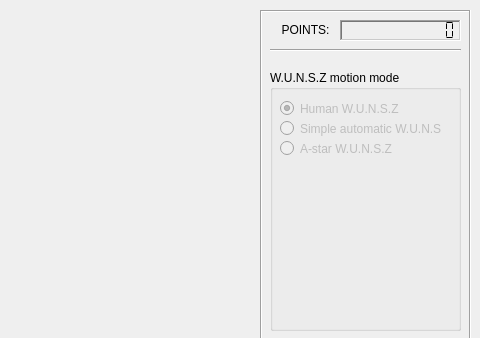
The window that mainwindow.ui (3elk4/W.U.N.S.Z.) describes before a commit, drawn with Qt 5; both pictures show x 410 to 890 and y 0 to 338 of the 890 by 430 pixel window.
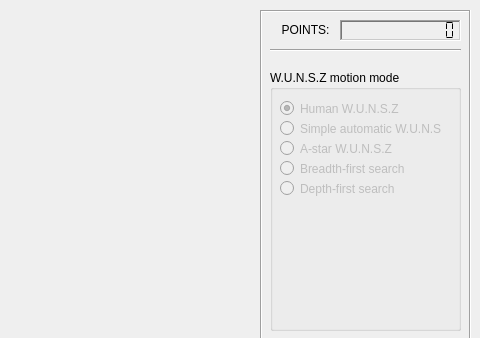
The same window after the commit.

```diff
--- a/mainwindow.ui
+++ b/mainwindow.ui
@@ -178,6 +178,44 @@
        <string>A-star W.U.N.S.Z</string>
       </property>
      </widget>
+     <widget class="QRadioButton" name="BFS">
+      <property name="enabled">
+       <bool>false</bool>
+      </property>
+      <property name="geometry">
+       <rect>
+        <x>10</x>
+        <y>90</y>
+        <width>171</width>
+        <height>17</height>
+       </rect>
+      </property>
+      <property name="focusPolicy">
+       <enum>Qt::ClickFocus</enum>
+      </property>
+      <property name="text">
+       <string>Breadth-first search</string>
+      </property>
+     </widget>
+     <widget class="QRadioButton" name="DFS">
+      <property name="enabled">
+       <bool>false</bool>
+      </property>
+      <property name="geometry">
+       <rect>
+        <x>10</x>
+        <y>110</y>
+        <width>171</width>
+        <height>17</height>
+       </rect>
+      </property>
+      <property name="focusPolicy">
+       <enum>Qt::ClickFocus</enum>
+      </property>
+      <property name="text">
+       <string>Depth-first search</string>
+      </property>
+     </widget>
     </widget>
     <widget class="QPushButton" name="startButton">
      <property name="enabled">
```
